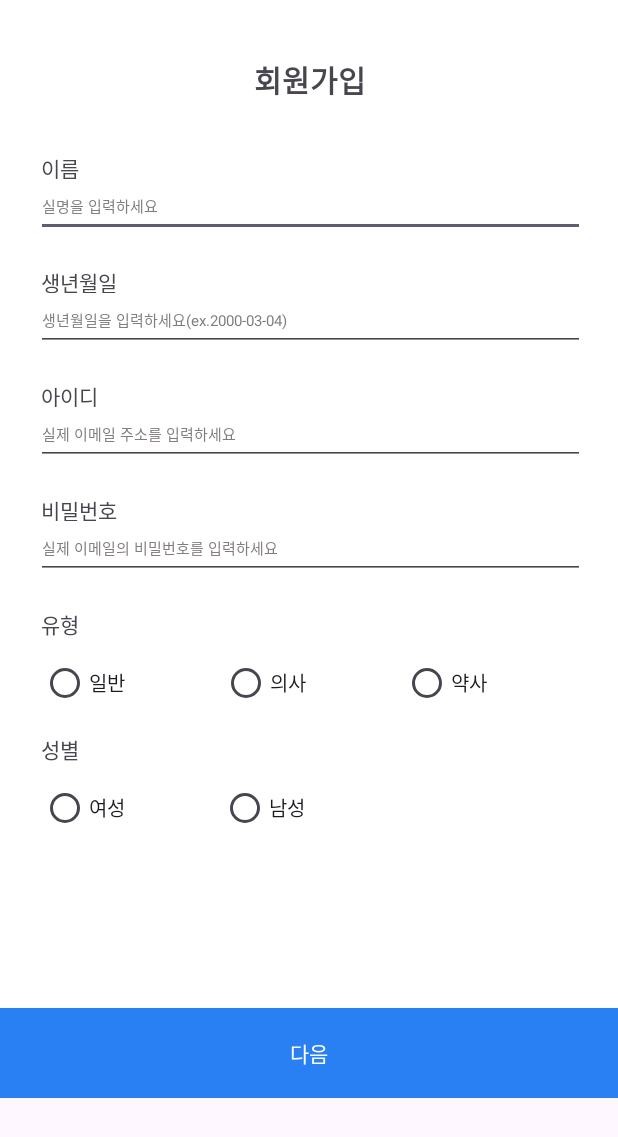
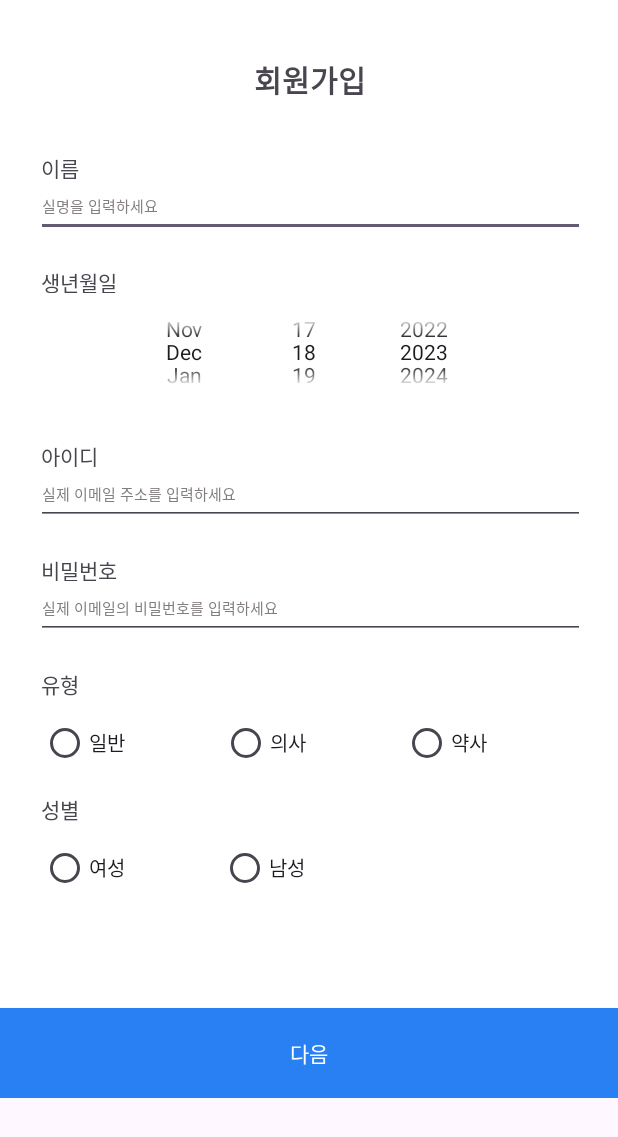
Before and after one commit to raeul0304/hellocare_pj, an Android app built with Jetpack Compose: the layout activity_signin.xml on its own in the app's theme, with its tools: preview values and no code run, on a phone screen of 412 x 824 dp. Shown: the top 1137 px of the screen. Run offline under Robolectric (Android 15) with nearby library versions, the phone set to English and light mode, and no system bars.

Commit message:
12-18 sumin update

```diff
--- a/app/src/main/res/layout/activity_signin.xml
+++ b/app/src/main/res/layout/activity_signin.xml
@@ -47,13 +47,14 @@
             android:text="실명을 입력하세요"
             android:textSize="10dp"
             android:textColor="@color/grey"
-            android:layout_alignParentBottom="true"/>
+            android:layout_alignParentBottom="true"
+            android:onTextChanged="@{text}"/>
     </RelativeLayout>
     <!-- 생년월일 입력 -->
     <RelativeLayout
         android:id="@+id/signbirth"
         android:layout_width="366dp"
-        android:layout_height="60dp"
+        android:layout_height="100dp"
         android:layout_alignParentLeft="true"
         android:layout_marginLeft="24dp"
         android:layout_alignParentTop="true"
@@ -68,16 +69,16 @@
             android:layout_marginTop="3dp"
             android:gravity="top"
             android:text="@string/sign_birth"/>
-        <EditText
-            android:id="@+id/signbirth_editline"
+        <DatePicker
+            android:id="@+id/spinner_birth"
             android:layout_width="match_parent"
-            android:layout_height="40dp"
-            android:ems="10"
-            android:inputType="text"
-            android:text="생년월일을 입력하세요(ex.2000-03-04)"
-            android:textSize="10dp"
-            android:textColor="@color/grey"
-            android:layout_alignParentBottom="true"/>
+            android:layout_height="80dp"
+            android:datePickerMode="spinner"
+            android:calendarViewShown="false"
+            android:layout_below="@+id/txt_signbirth">
+
+        </DatePicker>
+
     </RelativeLayout>
     <!-- 회원가입 아이디/비번 (실제 메일) -->
     <RelativeLayout
@@ -87,7 +88,7 @@
         android:layout_alignParentLeft="true"
         android:layout_marginLeft="24dp"
         android:layout_alignParentTop="true"
-        android:layout_marginTop="250dp">
+        android:layout_marginTop="290dp">
         <TextView
             android:id="@+id/txt_id"
             android:layout_width="57.67dp"
@@ -116,7 +117,7 @@
         android:layout_alignParentLeft="true"
         android:layout_marginLeft="24dp"
         android:layout_alignParentTop="true"
-        android:layout_marginTop="326dp">
+        android:layout_marginTop="366dp">
         <TextView
             android:id="@+id/txt_pw"
             android:layout_width="57.67dp"
@@ -140,13 +141,12 @@
     </RelativeLayout>
 
     <RelativeLayout
-        android:id="@+id/sign_type"
         android:layout_width="365dp"
         android:layout_height="77dp"
         android:layout_alignParentLeft="true"
         android:layout_alignParentTop="true"
         android:layout_marginLeft="24dp"
-        android:layout_marginTop="402dp">
+        android:layout_marginTop="442dp">
 
         <TextView
             android:id="@+id/txt_type"
@@ -160,6 +160,7 @@
             android:text="@string/sign_type" />
 
         <RadioGroup
+            android:id="@+id/sign_type"
             android:layout_width="match_parent"
             android:layout_height="match_parent"
             android:layout_alignParentBottom="true"
@@ -198,13 +199,12 @@
     </RelativeLayout>
 
     <RelativeLayout
-        android:id="@+id/sign_gender"
         android:layout_width="365dp"
         android:layout_height="77dp"
         android:layout_alignParentLeft="true"
         android:layout_alignParentTop="true"
         android:layout_marginLeft="24dp"
-        android:layout_marginTop="485dp">
+        android:layout_marginTop="525dp">
 
         <TextView
             android:id="@+id/txt_gender"
@@ -218,6 +218,7 @@
             android:text="@string/sign_gender" />
 
         <RadioGroup
+            android:id="@+id/sign_gender"
             android:layout_width="match_parent"
             android:layout_height="match_parent"
             android:layout_alignParentBottom="true"
```
Also changed, not shown: app/src/main/java/com/example/hellocare_pj/SigninActivity.kt (+58 -37 lines).
